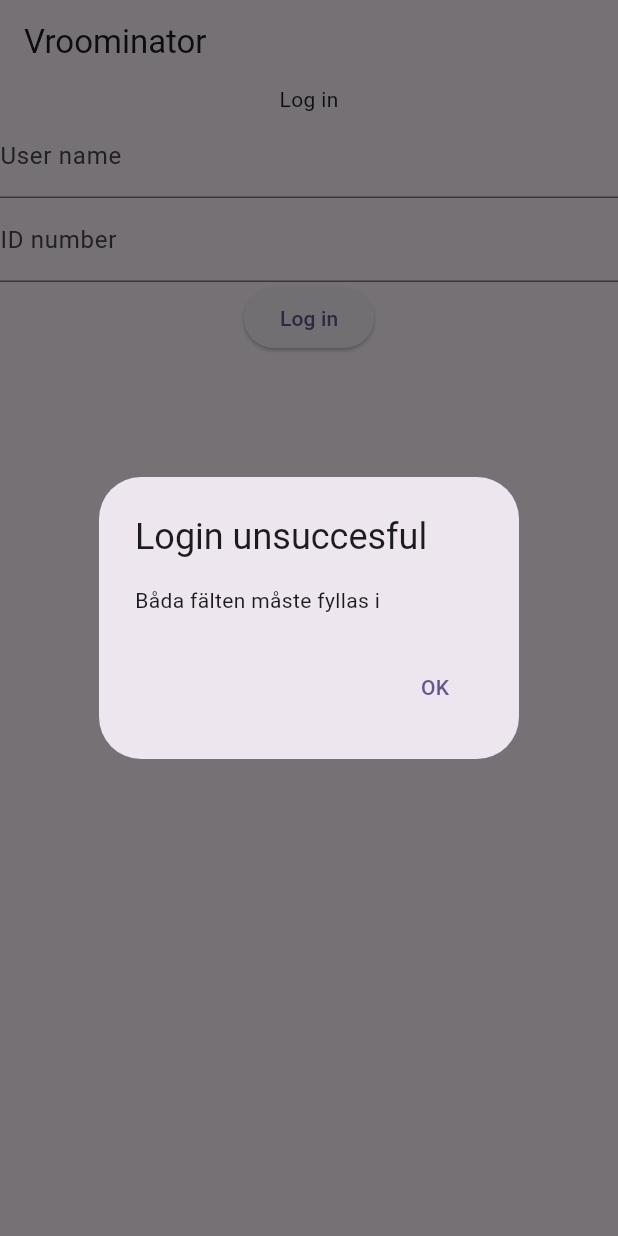
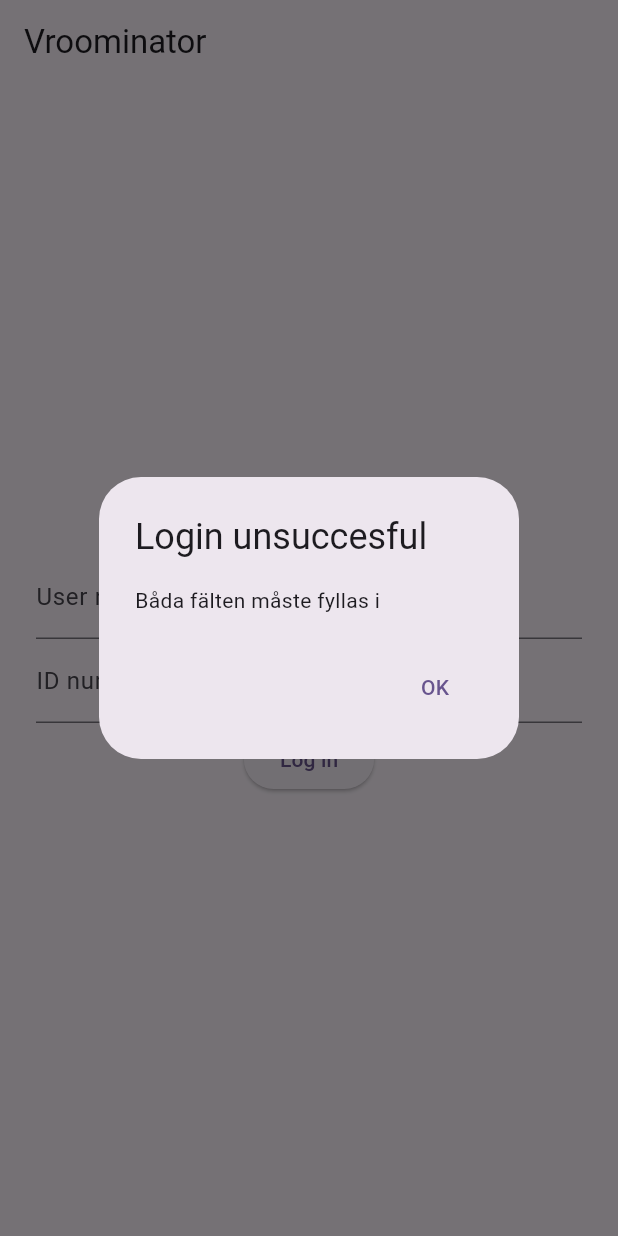
Before and after one commit to ChrysostomouNygren/parking, a Flutter app: the screen it shows after launch, after a tap on "Log in", on a phone screen of 412 x 824 dp. Run offline on Flutter 3.47's test engine with Material 3 defaults, Android fonts, the phone set to English and light mode, and no system bars; our stand-ins replace shared_preferences, shelf; missing offline and left inert: shelf_router.

Commit message:
trying out some responsive design

```diff
--- a/lib/screens/login_screen.dart
+++ b/lib/screens/login_screen.dart
@@ -37,15 +37,11 @@ class _LoginScreenState extends State<LoginScreen> {
       final url = isIOS ? Uri.parse("http://localhost:8080/persons") : Uri.parse("http://10.0.2.2:8080/persons");
       final response = await http.get(url);
 
-      print('försöker logga in med $name och $idNum');
-
       if (response.statusCode == 200) {
         final List<dynamic> persons = jsonDecode(response.body);
 
         final match = persons.firstWhere((p) => p['name'] == name && p['idNum'] == idNum, orElse: () => null,);
-      print('personer mottagna: $persons');
         if (match != null) {
-          print('ska ha funkat bitch');
           // Obvious success
           // Save in shared preferences library
           final prefs = await SharedPreferences.getInstance();
@@ -57,7 +53,6 @@ class _LoginScreenState extends State<LoginScreen> {
           return;
 
         } else {
-          print('nå fek');
           _showError('Incorrect username or ID');
         }
       }
@@ -85,7 +80,15 @@ class _LoginScreenState extends State<LoginScreen> {
   @override
   Widget build(BuildContext context) {
     return Scaffold(
-      body: Column(
+      body: LayoutBuilder(
+        builder: (context, constraints) {
+          return
+          Center(
+            child: ConstrainedBox(constraints: const BoxConstraints(
+              maxWidth: 500
+            ),
+            child: Padding(padding: const EdgeInsets.symmetric(horizontal: 24, vertical: 40),
+            child: SingleChildScrollView(child: Column(
             children: [
               const Text('Log in'),
               TextFormField(
@@ -96,6 +99,8 @@ class _LoginScreenState extends State<LoginScreen> {
               _isLoading ? const CircularProgressIndicator()
               : ElevatedButton(onPressed: _login, child: const Text('Log in')),
             ],
+                    ),),),),);
+          }
       ),
 
     );
```
Lines whose indentation alone changed are shown as unchanged.
